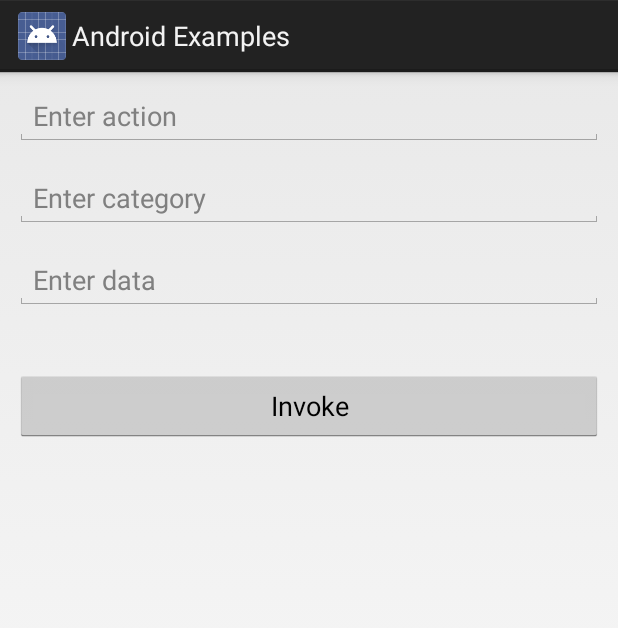
After one commit to VamsiSangam/AndroidExamples, an Android app: the ImplicitIntentDemoActivity screen opened directly, with no data from a screen before it, on a phone screen of 412 x 824 dp. The commit adds this screen. Shown: the top 628 px of the screen. Run offline under Robolectric (Android 15) with nearby library versions, the phone set to English and light mode, and no system bars.

Commit message:
Added implicit intent example

```diff
--- a/app/src/main/java/com/vamsisangam/androidexamples/HomeActivity.java
+++ b/app/src/main/java/com/vamsisangam/androidexamples/HomeActivity.java
@@ -56,6 +56,7 @@ public class HomeActivity extends ListActivity {
         arr.add(new HomeActivityListItem("Calculate sum of first N numbers", "Calculates the sum of first N numbers in a slow manner using AsyncTask. Notifies user after sum has been calculated."));
         arr.add(new HomeActivityListItem("Sum of first N numbers", "Calculates the sum of first N numbers using a Service and an Intent Service. Sends a notification when done."));
         arr.add(new HomeActivityListItem("Sum of N numbers, by Bound Service!", "Calculates the sum of first N numbers using a BoundService."));
+        arr.add(new HomeActivityListItem("Start ANY Activity!!", "Uses and implicit intent to start an activity based on given action/category/data."));
 
         ArrayList<HashMap<String, String>> data = new ArrayList<>();
 
@@ -106,6 +107,7 @@ public class HomeActivity extends ListActivity {
         activityMap.put(15, AsyncTaskDemoActivity.class);
         activityMap.put(16, SumServiceActivity.class);
         activityMap.put(17, SumBoundServiceActivity.class);
+        activityMap.put(18, ImplicitIntentDemoActivity.class);
 
         lv.setOnItemClickListener(new AdapterView.OnItemClickListener() {
             @Override
--- /dev/null
+++ b/app/src/main/java/com/vamsisangam/androidexamples/ImplicitIntentDemoActivity.java
@@ -0,0 +1,31 @@
+package com.vamsisangam.androidexamples;
+
+import android.app.Activity;
+import android.content.Intent;
+import android.os.Bundle;
+import android.view.View;
+import android.widget.EditText;
+
+public class ImplicitIntentDemoActivity extends Activity {
+    EditText action, category, data;
+
+    @Override
+    protected void onCreate(Bundle savedInstanceState) {
+        super.onCreate(savedInstanceState);
+        setContentView(R.layout.activity_implicit_intent_demo);
+        init();
+    }
+
+    private void init() {
+        action = (EditText) findViewById(R.id.ImplicitIntentAction);
+        category = (EditText) findViewById(R.id.ImplicitIntentCategory);
+        data = (EditText) findViewById(R.id.ImplicitIntentData);
+    }
+
+    public void invokeImplicitIntent(View v) {
+        Intent intent = new Intent();
+
+        intent.setAction(action.getText().toString());
+        startActivity(intent);
+    }
+}
--- /dev/null
+++ b/app/src/main/res/layout/activity_implicit_intent_demo.xml
@@ -0,0 +1,33 @@
+<?xml version="1.0" encoding="utf-8"?>
+<LinearLayout xmlns:android="http://schemas.android.com/apk/res/android"
+    xmlns:app="http://schemas.android.com/apk/res-auto"
+    xmlns:tools="http://schemas.android.com/tools"
+    android:layout_width="match_parent"
+    android:layout_height="match_parent"
+    tools:context="com.vamsisangam.androidexamples.ImplicitIntentDemoActivity"
+    android:orientation="vertical"
+    android:padding="10dp">
+    <EditText
+        android:layout_width="match_parent"
+        android:layout_height="wrap_content"
+        android:hint="Enter action"
+        android:id="@+id/ImplicitIntentAction"/>
+    <EditText
+        android:layout_width="match_parent"
+        android:layout_height="wrap_content"
+        android:hint="Enter category"
+        android:id="@+id/ImplicitIntentCategory"
+        android:layout_marginTop="15dp"/>
+    <EditText
+        android:layout_width="match_parent"
+        android:layout_height="wrap_content"
+        android:hint="Enter data"
+        android:id="@+id/ImplicitIntentData"
+        android:layout_marginTop="15dp"/>
+    <Button
+        android:layout_width="match_parent"
+        android:layout_height="wrap_content"
+        android:layout_marginTop="40dp"
+        android:text="Invoke"
+        android:onClick="invokeImplicitIntent"/>
+</LinearLayout>
```
Also changed, not shown: app/src/main/AndroidManifest.xml (+15 -3 lines).
